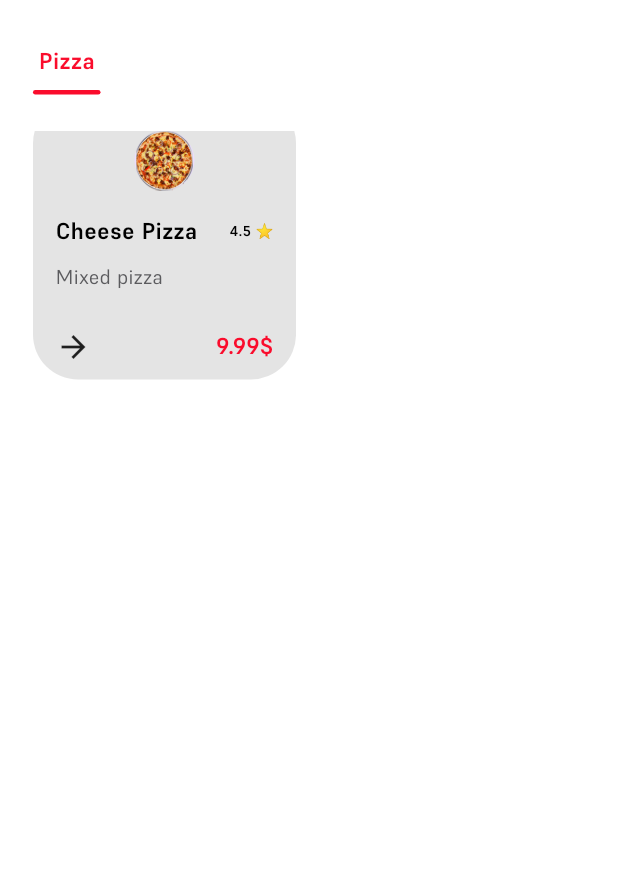
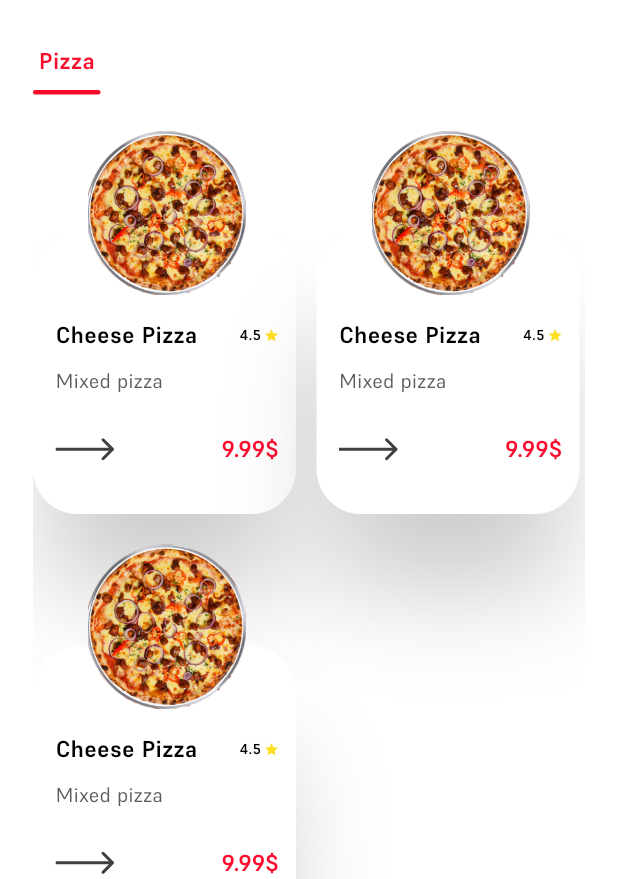
Before and after one commit to zrqdev/foodi_delivery, a Flutter app: the HomeScreen screen opened by its route, on a phone screen of 412 x 824 dp, the part 357-1236 px from its top. Run offline on Flutter 3.47's test engine with Material 3 defaults, Android fonts, the phone set to English and light mode, and no system bars; our stand-ins replace device_preview, email_validator, flutter_svg, gap, go_router.

Commit message:
final Order Item in home Screen

```diff
--- /dev/null
+++ b/devtools_options.yaml
@@ -0,0 +1,3 @@
+description: This file stores settings for Dart & Flutter DevTools.
+documentation: https://docs.flutter.dev/tools/devtools/extensions#configure-extension-enablement-states
+extensions:
--- a/lib/core/utils/app_assets.dart
+++ b/lib/core/utils/app_assets.dart
@@ -31,5 +31,7 @@ class Assets {
       "assets/icons/shopping-cart.svg";
   static const String searchIcon =
       "assets/icons/search.svg";
-  static const String filterIcon = "assets/icons/Icon.svg";
+  static const String filterIcon =
+      "assets/icons/filter.svg";
+  static const String arrowIcon = "assets/icons/arrow.svg";
 }
--- a/lib/core/utils/app_colors.dart
+++ b/lib/core/utils/app_colors.dart
@@ -20,4 +20,5 @@ class AppColors {
     0xff5B5B5E,
   );
   static final Color errorColor = const Color(0xFFFF2C2C);
+  static final Color starColor = const Color(0xFFFFDD1F);
 }
--- a/lib/features/browse/presentation/widgets/home_screen_body.dart
+++ b/lib/features/browse/presentation/widgets/home_screen_body.dart
@@ -2,8 +2,8 @@ import 'package:flutter/material.dart';
 import 'package:foodi_delivery/core/utils/app_colors.dart';
 import 'package:foodi_delivery/core/utils/app_strings.dart';
 import 'package:foodi_delivery/core/utils/app_text_style.dart';
+import 'package:foodi_delivery/features/browse/presentation/widgets/order_item.dart';
 import 'package:gap/gap.dart';
-
 import '../../../../core/utils/app_responsive.dart';
 import 'custom_search_bar.dart';
 
@@ -47,102 +47,28 @@ class HomeScreenBody extends StatelessWidget {
             ],
           ),
           Gap(24),
-          SizedBox(
-            width: appResponsive.widthItem,
-            child: Stack(
-              children: [
-                Positioned(
-                  bottom: 0,
-                  child: Container(
-                    height: appResponsive.heighItem,
-                    width: appResponsive.widthItem,
-                    decoration: BoxDecoration(
-                      color: AppColors.lightSilverColor,
-                      borderRadius: BorderRadius.circular(
-                        30,
+
+          Expanded(
+            child: GridView.builder(
+              gridDelegate:
+                  SliverGridDelegateWithMaxCrossAxisExtent(
+                    maxCrossAxisExtent:
+                        appResponsive.widthItem,
+                    crossAxisSpacing: 10,
+                    mainAxisSpacing: 20,
+                    childAspectRatio: .70,
+                  ),
+              itemCount: 3,
+              itemBuilder:
+                  (BuildContext context, int index) =>
+                      OrderItem(
+                        imageOrder:
+                            'assets/images/image 4.png',
+                        title: 'Cheese Pizza',
+                        subTitle: 'Mixed pizza',
+                        rating: 4.5,
+                        price: 9.99,
                       ),
-                    ),
-                  ),
-                ),
-                Padding(
-                  padding: const EdgeInsets.only(
-                    right: 15,
-                    left: 15,
-                    bottom: 10,
-                  ),
-                  child: Column(
-                    crossAxisAlignment:
-                        CrossAxisAlignment.start,
-                    children: [
-                      Align(
-                        alignment: AlignmentGeometry.center,
-                        child: CircleAvatar(
-                          child: Image.asset(
-                            'assets/images/image 4.png',
-                            height: 128,
-                            width: 124,
-                          ),
-                        ),
-                      ),
-                      Gap(16),
-                      Row(
-                        mainAxisAlignment:
-                            MainAxisAlignment.spaceBetween,
-                        children: [
-                          Text(
-                            'Cheese Pizza',
-                            style:
-                                AppTextStyle.style700size16(
-                                  context,
-                                ).copyWith(
-                                  color:
-                                      AppColors.blackColor,
-                                ),
-                          ),
-                          Text(
-                            '4.5 ⭐',
-                            style:
-                                AppTextStyle.style700size16(
-                                  context,
-                                ).copyWith(
-                                  fontSize: appResponsive
-                                      .setFontSize(10),
-                                  color:
-                                      AppColors.blackColor,
-                                ),
-                          ),
-                        ],
-                      ),
-                      Gap(10),
-                      Text(
-                        "Mixed pizza",
-                        style:
-                            AppTextStyle.style400size14(
-                              context,
-                            ).copyWith(
-                              color:
-                                  AppColors.darkGrayColor,
-                            ),
-                      ),
-                      Gap(25),
-                      Row(
-                        mainAxisAlignment:
-                            MainAxisAlignment.spaceBetween,
-                        children: [
-                          Icon(Icons.arrow_forward),
-                          Text(
-                            '9.99\$',
-                            style:
-                                AppTextStyle.style700size16(
-                                  context,
-                                ),
-                          ),
-                        ],
-                      ),
-                    ],
-                  ),
-                ),
-              ],
             ),
           ),
         ],
--- /dev/null
+++ b/lib/features/browse/presentation/widgets/order_item.dart
@@ -0,0 +1,141 @@
+import 'package:flutter/material.dart';
+import 'package:flutter_svg/svg.dart';
+import 'package:gap/gap.dart';
+import '../../../../core/utils/app_assets.dart';
+import '../../../../core/utils/app_colors.dart';
+import '../../../../core/utils/app_responsive.dart';
+import '../../../../core/utils/app_text_style.dart';
+import 'rating.dart';
+
+class OrderItem extends StatelessWidget {
+  const OrderItem({
+    super.key,
+    required this.imageOrder,
+    required this.title,
+    required this.subTitle,
+    required this.rating,
+    required this.price,
+  });
+
+  final String imageOrder;
+  final String title;
+  final String subTitle;
+  final double rating;
+  final double price;
+
+  @override
+  Widget build(BuildContext context) {
+    AppResponsive appResponsive = AppResponsive(
+      context: context,
+    );
+    return SizedBox(
+      width: appResponsive.widthItem,
+      child: Stack(
+        children: [
+          // Card shadow
+          Positioned(
+            bottom: 0,
+            child: Container(
+              height: appResponsive.heighItem,
+              width: appResponsive.widthItem,
+              decoration: BoxDecoration(
+                boxShadow: [
+                  BoxShadow(
+                    color: AppColors.darkGrayColor
+                        .withAlpha(80),
+                    offset: Offset(0, 60),
+                    blurRadius: 60,
+                    spreadRadius: -10,
+                  ),
+                ],
+                // borderRadius: BorderRadius.circular(30),
+              ),
+            ),
+          ),
+          // white card
+          Positioned(
+            bottom: 0,
+            child: Container(
+              height: appResponsive.heighItem,
+              width: appResponsive.widthItem,
+              decoration: BoxDecoration(
+                color: AppColors.whiteColor,
+                borderRadius: BorderRadius.circular(30),
+              ),
+            ),
+          ),
+
+          Padding(
+            padding: const EdgeInsets.only(
+              right: 15,
+              left: 15,
+              bottom: 20,
+            ),
+            child: Column(
+              crossAxisAlignment: CrossAxisAlignment.start,
+              children: [
+                // image order
+                Align(
+                  alignment: AlignmentGeometry.center,
+                  child: Image.asset(
+                    imageOrder,
+                    height: appResponsive.setHeight(124),
+                    width: appResponsive.setWidth(124),
+                  ),
+                ),
+                Gap(16),
+                // Title and rating order
+                Row(
+                  mainAxisAlignment:
+                      MainAxisAlignment.spaceBetween,
+                  children: [
+                    Text(
+                      title,
+                      style:
+                          AppTextStyle.style700size16(
+                            context,
+                          ).copyWith(
+                            color: AppColors.blackColor,
+                          ),
+                    ),
+                    Spacer(),
+                    Rating(
+                      numberRating: rating,
+                      appResponsive: appResponsive,
+                    ),
+                  ],
+                ),
+                Gap(10),
+                // Subtitle
+                Text(
+                  subTitle,
+                  style:
+                      AppTextStyle.style400size14(
+                        context,
+                      ).copyWith(
+                        color: AppColors.darkGrayColor,
+                      ),
+                ),
+                Gap(25),
+                // Icon arrow and price
+                Row(
+                  mainAxisAlignment:
+                      MainAxisAlignment.spaceBetween,
+                  children: [
+                    SvgPicture.asset(Assets.arrowIcon),
+                    Text(
+                      '$price\$',
+                      style: AppTextStyle.style700size16(
+                        context,
+                      ),
+                    ),
+                  ],
+                ),
+              ],
+            ),
+          ),
+        ],
+      ),
+    );
+  }
+}
--- /dev/null
+++ b/lib/features/browse/presentation/widgets/rating.dart
@@ -0,0 +1,40 @@
+import 'package:flutter/material.dart';
+import 'package:foodi_delivery/core/utils/app_colors.dart';
+import 'package:foodi_delivery/core/utils/app_responsive.dart';
+
+import '../../../../core/utils/app_text_style.dart';
+
+class Rating extends StatelessWidget {
+  const Rating({
+    super.key,
+    required this.numberRating,
+    required this.appResponsive,
+  });
+
+  final double numberRating;
+  final AppResponsive appResponsive;
+
+  @override
+  Widget build(BuildContext context) {
+    return Row(
+      children: [
+        Text(
+          '$numberRating',
+          style: AppTextStyle.style700size16(context)
+              .copyWith(
+                fontSize: appResponsive.setFontSize(10),
+                color: AppColors.blackColor,
+              ),
+        ),
+        Padding(
+          padding: EdgeInsets.only(left: 2),
+          child: Icon(
+            Icons.star_sharp,
+            size: 10,
+            color: AppColors.starColor,
+          ),
+        ),
+      ],
+    );
+  }
+}
--- a/pubspec.yaml
+++ b/pubspec.yaml
@@ -38,6 +38,7 @@ dependencies:
   gap: ^3.0.1
   go_router: ^17.3.0
   email_validator: ^3.0.0
+  device_preview: ^1.3.1
 
 dev_dependencies:
   flutter_test:
```
Also changed, not shown: lib/features/browse/data/models/order_item_model.dart (added, +17 -0 lines), lib/main.dart (+7 -1 lines), assets/icons/Sliders_horizontal.svg (deleted), assets/icons/arrow.svg (added), assets/icons/filter.svg (renamed from assets/icons/Icon.svg), lib/features/browse/data/models/category_model.dart (renamed from lib/features/browse/data/models/categoryModel.dart), 8 other files.
